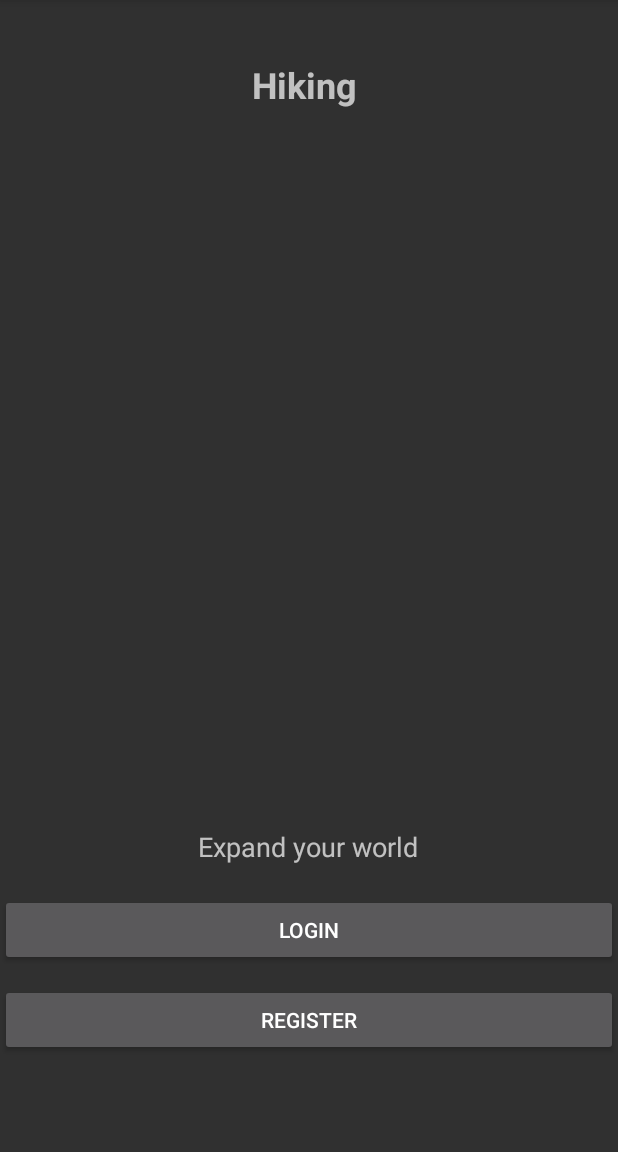
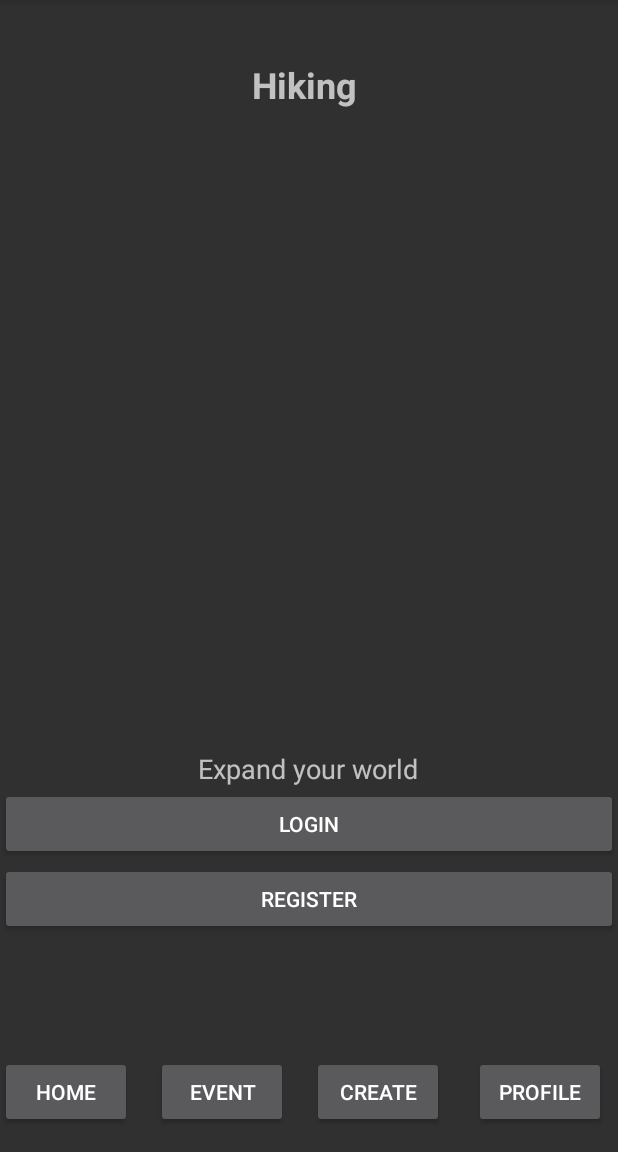
Before and after one commit to hmlmmy/COMP5216Hiking, an Android app: the screen it shows after launch (MainActivity), on a phone screen of 412 x 824 dp, the part 84-1236 px from its top. Run offline under Robolectric (Android 15) with nearby library versions, the phone set to English and light mode, and no system bars.

Commit message:
feiyang added pages jump function

```diff
--- a/app/src/main/java/comp5216/sydney/edu/au/hiketogether/MainActivity.java
+++ b/app/src/main/java/comp5216/sydney/edu/au/hiketogether/MainActivity.java
@@ -2,7 +2,10 @@ package comp5216.sydney.edu.au.hiketogether;
 
 import androidx.appcompat.app.AppCompatActivity;
 
+import android.content.Intent;
 import android.os.Bundle;
+import android.view.View;
+import android.widget.Button;
 
 public class MainActivity extends AppCompatActivity {
 
@@ -10,5 +13,38 @@ public class MainActivity extends AppCompatActivity {
     protected void onCreate(Bundle savedInstanceState) {
         super.onCreate(savedInstanceState);
         setContentView(R.layout.activity_main);
+
+        Button buttonHome = findViewById(R.id.buttonHome);
+        Button buttonEvent = findViewById(R.id.buttonEvent);
+        Button buttonCreateEvent = findViewById(R.id.buttonCreateEvent);
+        Button buttonProfile = findViewById(R.id.buttonProfile);
+
+        buttonHome.setOnClickListener(new View.OnClickListener() {
+            @Override
+            public void onClick(View v) {
+                startActivity(new Intent(MainActivity.this, MainActivity.class));
+            }
+        });
+
+        buttonEvent.setOnClickListener(new View.OnClickListener() {
+            @Override
+            public void onClick(View v) {
+                startActivity(new Intent(MainActivity.this, EventPageActivity.class));
+            }
+        });
+
+        buttonCreateEvent.setOnClickListener(new View.OnClickListener() {
+            @Override
+            public void onClick(View v) {
+                startActivity(new Intent(MainActivity.this, CreateEventActivity.class));
+            }
+        });
+
+        buttonProfile.setOnClickListener(new View.OnClickListener() {
+            @Override
+            public void onClick(View v) {
+                startActivity(new Intent(MainActivity.this, ProfileActivity.class));
+            }
+        });
     }
 }
--- a/app/src/main/res/layout/activity_main.xml
+++ b/app/src/main/res/layout/activity_main.xml
@@ -37,7 +37,7 @@
         android:layout_height="wrap_content"
         android:layout_gravity="center"
         android:layout_marginStart="132dp"
-        android:layout_marginTop="552dp"
+        android:layout_marginTop="500dp"
         android:text="Expand your world"
         android:textSize="18sp"
         app:layout_constraintStart_toStartOf="parent"
@@ -47,7 +47,7 @@
         android:layout_width="match_parent"
         android:layout_height="wrap_content"
         android:layout_gravity="center"
-        android:layout_marginTop="596dp"
+        android:layout_marginTop="525dp"
         android:text="Login"
         app:layout_constraintStart_toStartOf="parent"
         app:layout_constraintTop_toTopOf="parent" />
@@ -56,24 +56,51 @@
         android:layout_width="match_parent"
         android:layout_height="wrap_content"
         android:layout_gravity="center"
-        android:layout_marginTop="656dp"
+        android:layout_marginTop="575dp"
         android:text="Register"
         app:layout_constraintStart_toStartOf="parent"
         app:layout_constraintTop_toTopOf="parent" />
 
-    <LinearLayout
-        android:layout_width="405dp"
-        android:layout_height="709dp"
-        android:layout_gravity="center"
-        android:layout_marginTop="16dp"
-        android:orientation="vertical"
-        app:layout_constraintStart_toStartOf="parent"
-        app:layout_constraintTop_toTopOf="parent">
+    <!-- activity_main.xml -->
 
-        <!-- 登录按钮 -->
+    <Button
+        android:id="@+id/buttonHome"
+        android:layout_width="wrap_content"
+        android:layout_height="wrap_content"
+        android:layout_marginBottom="16dp"
+        android:text="Home"
+        app:layout_constraintBottom_toBottomOf="parent"
+        app:layout_constraintStart_toStartOf="parent" />
 
-        <!-- 注册按钮 -->
+    <Button
+        android:id="@+id/buttonEvent"
+        android:layout_width="wrap_content"
+        android:layout_height="wrap_content"
+        android:layout_marginStart="16dp"
+        android:layout_marginBottom="16dp"
+        android:text="Event"
+        app:layout_constraintBottom_toBottomOf="parent"
+        app:layout_constraintStart_toEndOf="@+id/buttonHome" />
 
-    </LinearLayout>
+    <Button
+        android:id="@+id/buttonCreateEvent"
+        android:layout_width="wrap_content"
+        android:layout_height="wrap_content"
+        android:layout_marginStart="16dp"
+        android:layout_marginBottom="16dp"
+        android:text="Create"
+        app:layout_constraintBottom_toBottomOf="parent"
+        app:layout_constraintStart_toEndOf="@+id/buttonEvent" />
+
+    <Button
+        android:id="@+id/buttonProfile"
+        android:layout_width="wrap_content"
+        android:layout_height="wrap_content"
+        android:layout_marginStart="316dp"
+        android:layout_marginBottom="16dp"
+        android:text="Profile"
+        app:layout_constraintBottom_toBottomOf="parent"
+        app:layout_constraintStart_toStartOf="parent" />
+
 
 </androidx.constraintlayout.widget.ConstraintLayout>
```
